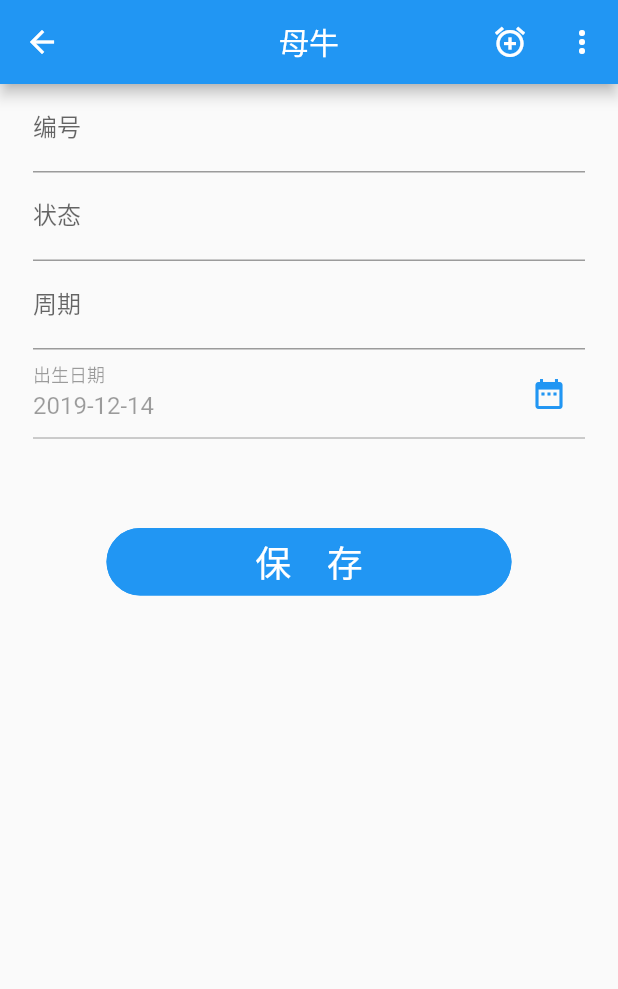
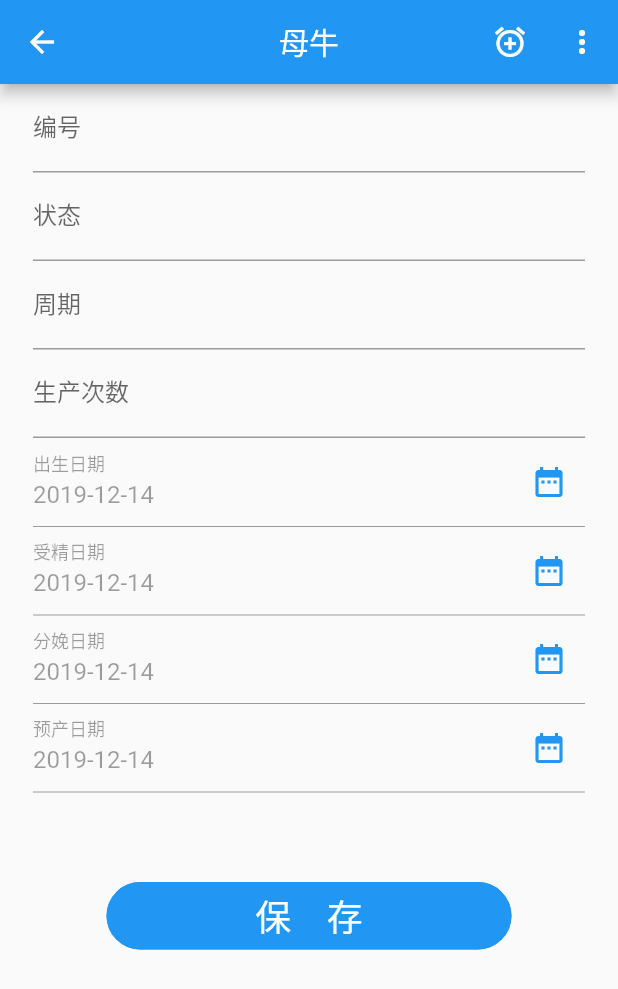
Before and after one commit to fivem/flutter_shiniu, a Flutter app: the CowFormPage screen opened directly, on a phone screen of 412 x 824 dp. Shown: the top 989 px of the screen. Run offline on Flutter 3.47's test engine with Material 2 defaults, Android fonts, the phone set to English and light mode, and no system bars; our stand-ins replace date_format, dio, sqflite; missing offline and left inert: mock_web_server; accounts and stored records are empty.

Commit message:
encapsulate date element

```diff
--- a/lib/main/producePage/productDetailPage/cowFormPage.dart
+++ b/lib/main/producePage/productDetailPage/cowFormPage.dart
@@ -16,10 +16,15 @@ class CowFormPage extends StatefulWidget {
 class _CowFormPageState extends State<CowFormPage> {
   final _formKey = GlobalKey<FormState>();
   TextEditingController _birthDayController = TextEditingController(text: formatDate(DateTime.now(), [yyyy, "-", mm, "-", dd]));
+  TextEditingController _fertilizationDateController = TextEditingController(text: formatDate(DateTime.now(), [yyyy, "-", mm, "-", dd]));
+  TextEditingController _childbirthDateController = TextEditingController(text: formatDate(DateTime.now(), [yyyy, "-", mm, "-", dd]));
+  TextEditingController _EDCDateController = TextEditingController(text: formatDate(DateTime.now(), [yyyy, "-", mm, "-", dd]));
+
   CowEntity cowEntity = new CowEntity();
 
   @override
   Widget build(BuildContext context) {
+
     return Scaffold(
       appBar: CommonAppBar(title:'母牛'),
       body: Form(
@@ -48,36 +53,22 @@ class _CowFormPageState extends State<CowFormPage> {
                 print(cowEntity.birthDay);
               },
             ),
+             TextFormField(
+               keyboardType: TextInputType.number,
+               decoration: InputDecoration(
+                   labelText: '生产次数'
+               ),
+               onSaved: (String value) => cowEntity.period = value,
+             ),
              //mark : InkWell is work but GestureDetector not work
-             InkWell(
-               child:TextFormField(
-                 enabled: false,
-                 controller: _birthDayController,
-                 decoration:InputDecoration(
-                   labelText:  "出生日期",
-                   suffixIcon: IconButton(
-                       icon: Icon(
-                         Icons.date_range,
-                         color: Colors.blue,
-                       ),
-                       onPressed: () {}),
-                 ),
-               ),
-               onTap: (){
-                 //just show , can not edit
-                 if(widget.enable==true){
-                   setState(() {
-                     DatePicker().openDatePicker(context,cowEntity.birthDay).then((result){
-                       //choose date
-                       if(result!=null){
-                         cowEntity.birthDay = formatDate(result, [yyyy, "-", mm, "-", dd]);
-                         _birthDayController.text = cowEntity.birthDay;
-                       }
-                     });
-                   });
-                 }
-               }
-             ),
+             _buildDateElement(_birthDayController, '出生日期', cowEntity.birthDay,(String date)=>cowEntity.birthDay = date),
+
+             _buildDateElement(_fertilizationDateController, '受精日期', cowEntity.fertilizationDate,(String date)=>cowEntity.fertilizationDate = date),
+
+             _buildDateElement(_childbirthDateController, '分娩日期', cowEntity.childbirthDate,(String date)=>cowEntity.childbirthDate = date),
+
+             _buildDateElement(_EDCDateController, '预产日期', cowEntity.EDC,(String date)=>cowEntity.EDC = date),
+
              SizedBox(height: 60.0),
              Align(
                child:SizedBox(
@@ -110,4 +101,37 @@ class _CowFormPageState extends State<CowFormPage> {
       ),
     );
   }
+
+  _buildDateElement(controller,label,date,callback){
+    return InkWell(
+        child:TextFormField(
+          enabled: false,
+          controller: controller,
+          decoration:InputDecoration(
+            labelText:  label,
+            suffixIcon: IconButton(
+                icon: Icon(
+                  Icons.date_range,
+                  color: Colors.blue,
+                ),
+                onPressed: () {}),
+          ),
+        ),
+        onTap: (){
+          //just show , can not edit
+          if(widget.enable==true){
+            setState(() {
+              DatePicker().openDatePicker(context,date).then((result){
+                //choose date
+                if(result!=null){
+                  date = formatDate(result, [yyyy, "-", mm, "-", dd]);
+                  controller.text = date;
+                  callback(date);
+                }
+              });
+            });
+          }
+        }
+    );
+  }
 }
```
